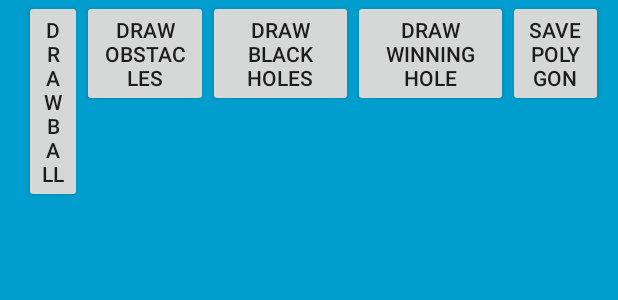
After one commit to stevanmilic/android-ball-game, an Android app: the layout activity_polygon.xml on its own in the app's theme, with its tools: preview values and no code run, on a phone screen of 412 x 824 dp. The commit adds this screen. Shown: the top 300 px of the screen. Run offline under Robolectric (Android 15) with nearby library versions, the phone set to English and light mode, and no system bars.

Commit message:
Polygon creation toolbar added

```diff
--- a/app/src/main/AndroidManifest.xml
+++ b/app/src/main/AndroidManifest.xml
@@ -15,8 +15,10 @@
                 <category android:name="android.intent.category.LAUNCHER"/>
             </intent-filter>
         </activity>
-        <activity android:name=".polygon.controller.PolygonController"/>
-        <activity android:name=".game.controller.GameController" android:hardwareAccelerated="true"/>
+        <activity android:name=".polygon.controller.PolygonActivity"
+                  android:theme="@style/Theme.AppCompat.Light.NoActionBar.FullScreen"/>
+        <activity android:name=".game.controller.GameActivity"
+                  android:hardwareAccelerated="true"/>
         <activity android:name=".statistics.controller.StatisticsActivity"/>
         <activity android:name=".settings.SettingsActivity"/>
     </application>
--- a/app/src/main/java/rs/etf/ms130329/ballgame/game/controller/GameController.java
+++ b/app/src/main/java/rs/etf/ms130329/ballgame/game/controller/GameActivity.java
@@ -30,7 +30,7 @@ import rs.etf.ms130329.ballgame.game.model.GameModel;
 import rs.etf.ms130329.ballgame.game.view.GameSurfaceView;
 import rs.etf.ms130329.ballgame.statistics.controller.StatisticsActivity;
 
-public class GameController extends Activity implements SensorEventListener, Observer {
+public class GameActivity extends Activity implements SensorEventListener, Observer {
 
     GameModel gameModel;
     GameSurfaceView gameSurfaceView;
--- a/app/src/main/java/rs/etf/ms130329/ballgame/game/view/GameSurfaceView.java
+++ b/app/src/main/java/rs/etf/ms130329/ballgame/game/view/GameSurfaceView.java
@@ -42,13 +42,13 @@ public class GameSurfaceView extends SurfaceView implements SurfaceHolder.Callba
         return polygon.getName();
     }
 
-    public void setBallToStartingPosition() {
+    public synchronized void setBallToStartingPosition() {
         polygon.getBall().resetPosition();
         BallStateObservable.getInstance().setRunningState();
         startWorkerThread();
     }
 
-    public void update(float[] s, float dT) {
+    public synchronized void update(float[] s, float dT) {
         List<Collision> collisionList = new LinkedList<>();
 
         for (Collidable collidable : polygon.getCollidablesObjects()) {
--- a/app/src/main/java/rs/etf/ms130329/ballgame/polygon/view/PolygonView.java
+++ b/app/src/main/java/rs/etf/ms130329/ballgame/polygon/view/PolygonView.java
@@ -1,8 +1,9 @@
 package rs.etf.ms130329.ballgame.polygon.view;
 
 import android.content.Context;
-import android.content.SharedPreferences;
 import android.graphics.Canvas;
+import android.support.v4.content.ContextCompat;
+import android.util.AttributeSet;
 import android.view.View;
 
 import rs.etf.ms130329.ballgame.R;
@@ -20,8 +21,8 @@ import rs.etf.ms130329.ballgame.engine.objects.WinningHole;
 
 public class PolygonView extends View {
 
+    Context context;
     Polygon polygon;
-    SharedPreferences sharedPreferences;
 
     public Polygon getPolygon() {
         return polygon;
@@ -30,6 +31,13 @@ public class PolygonView extends View {
     public PolygonView(Context context) {
         super(context);
         polygon = new Polygon();
+        this.context = context;
+    }
+
+    public PolygonView(Context context, AttributeSet attributeSet) {
+        super(context, attributeSet);
+        polygon = new Polygon();
+        this.context = context;
     }
 
     @Override
@@ -45,13 +53,13 @@ public class PolygonView extends View {
     }
 
     private void drawSurface(int width, int height) {
-        Box box = new Box(getResources().getColor(R.color.box), width, height);
+        Box box = new Box(ContextCompat.getColor(context, R.color.box), width, height);
         polygon.setBox(box);
     }
 
     public boolean drawBall(float x, float y, int ballRadius) {
 
-        Ball ball = new Ball(getResources().getColor(R.color.ball), x, y, ballRadius);
+        Ball ball = new Ball(ContextCompat.getColor(context, R.color.ball), x, y, ballRadius);
 
         boolean isValidDraw = polygon.setBall(ball);
         if (isValidDraw) {
@@ -61,9 +69,9 @@ public class PolygonView extends View {
         return isValidDraw;
     }
 
-    public boolean drawObstacle(float x, float y,int obstacleWidth, int obstacleHeight) {
+    public boolean drawObstacle(float x, float y, int obstacleWidth, int obstacleHeight) {
 
-        Obstacle obstacle = new Obstacle(getResources().getColor(R.color.obstacle), x, y, obstacleWidth, obstacleHeight);
+        Obstacle obstacle = new Obstacle(ContextCompat.getColor(context, R.color.obstacle), x, y, obstacleWidth, obstacleHeight);
 
         boolean isValidDraw = polygon.addObstacle(obstacle);
         if (isValidDraw) {
@@ -73,7 +81,7 @@ public class PolygonView extends View {
     }
 
     public boolean drawBlackHole(float x, float y, int blackHoleRadius) {
-        BlackHole blackHole = new BlackHole(getResources().getColor(R.color.black_hole), x, y, blackHoleRadius);
+        BlackHole blackHole = new BlackHole(ContextCompat.getColor(context, R.color.black_hole), x, y, blackHoleRadius);
         boolean isValidDraw = polygon.addBlackHole(blackHole);
         if (isValidDraw) {
             invalidate();
@@ -82,7 +90,7 @@ public class PolygonView extends View {
     }
 
     public boolean drawWinningHole(float x, float y, int winningHoleRadius) {
-        WinningHole winningHole = new WinningHole(getResources().getColor(R.color.winning_hole), x, y, winningHoleRadius);
+        WinningHole winningHole = new WinningHole(ContextCompat.getColor(context, R.color.winning_hole), x, y, winningHoleRadius);
         boolean isValidDraw = polygon.setWinningHole(winningHole);
         if (isValidDraw) {
             invalidate();
--- a/app/src/main/java/rs/etf/ms130329/ballgame/statistics/controller/StatisticsActivity.java
+++ b/app/src/main/java/rs/etf/ms130329/ballgame/statistics/controller/StatisticsActivity.java
@@ -15,7 +15,7 @@ import android.widget.TextView;
 
 import rs.etf.ms130329.ballgame.R;
 import rs.etf.ms130329.ballgame.database.ScoreContract.ScoreEntry;
-import rs.etf.ms130329.ballgame.game.controller.GameController;
+import rs.etf.ms130329.ballgame.game.controller.GameActivity;
 import rs.etf.ms130329.ballgame.statistics.model.StatisticsModel;
 
 public class StatisticsActivity extends AppCompatActivity implements AdapterView.OnItemClickListener{
@@ -49,7 +49,7 @@ public class StatisticsActivity extends AppCompatActivity implements AdapterView
         if (extras == null) {
             setPolygonListState(this);
         } else {
-            currentPolygonName = extras.getString(GameController.STATISTICS_PARAMETER_KEY);
+            currentPolygonName = extras.getString(GameActivity.STATISTICS_PARAMETER_KEY);
             setPolygonStatisticsState(this, true);
         }
 
@@ -104,6 +104,7 @@ public class StatisticsActivity extends AppCompatActivity implements AdapterView
             Cursor cursor = (Cursor) parent.getItemAtPosition(position);
             currentPolygonName = cursor.getString(cursor.getColumnIndex(ScoreEntry.COLUMN_NAME_POLYGON_NAME));
             setPolygonStatisticsState(parent.getContext(), false);
+            invalidateOptionsMenu();
         }
     }
 
--- /dev/null
+++ b/app/src/main/res/layout/activity_polygon.xml
@@ -0,0 +1,66 @@
+<?xml version="1.0" encoding="utf-8"?>
+<RelativeLayout xmlns:android="http://schemas.android.com/apk/res/android"
+                android:layout_width="match_parent"
+                android:layout_height="match_parent"
+                android:orientation="horizontal">
+
+    <android.support.v7.widget.Toolbar xmlns:android="http://schemas.android.com/apk/res/android"
+                                       android:id="@+id/polygon_toolbar"
+                                       android:layout_width="match_parent"
+                                       android:layout_height="wrap_content"
+                                       android:elevation="4dp"
+                                       android:visibility="visible"
+                                       android:layout_alignParentEnd="true">
+
+        <LinearLayout
+            android:layout_width="wrap_content"
+            android:layout_height="wrap_content">
+
+            <Button
+                android:id="@+id/draw_ball_button"
+                android:layout_width="wrap_content"
+                android:layout_weight="1"
+                android:layout_height="wrap_content"
+                android:text="@string/draw_ball_button"/>
+
+            <Button
+                android:id="@+id/draw_obstacle_button"
+                android:layout_width="wrap_content"
+                android:layout_weight="1"
+                android:layout_height="wrap_content"
+                android:text="@string/draw_obstacles_button"/>
+
+            <Button
+                android:id="@+id/draw_black_hole_button"
+                android:layout_width="wrap_content"
+                android:layout_weight="1"
+                android:layout_height="wrap_content"
+                android:text="@string/draw_black_holes_button"/>
+
+            <Button
+                android:id="@+id/draw_winning_hole_button"
+                android:layout_width="wrap_content"
+                android:layout_weight="1"
+                android:layout_height="wrap_content"
+                android:text="@string/draw_winning_hole_button"/>
+
+            <Button
+                android:id="@+id/save_polygon_button"
+                android:layout_width="wrap_content"
+                android:layout_weight="1"
+                android:layout_height="wrap_content"
+                android:layout_marginEnd="10dp"
+                android:text="@string/save_polygon_button"/>
+
+
+
+        </LinearLayout>
+
+    </android.support.v7.widget.Toolbar>
+
+    <rs.etf.ms130329.ballgame.polygon.view.PolygonView
+        android:id="@+id/polygon_view"
+        android:layout_width="wrap_content"
+        android:layout_height="wrap_content"/>
+
+</RelativeLayout>
--- a/app/src/main/res/values/strings.xml
+++ b/app/src/main/res/values/strings.xml
@@ -38,4 +38,10 @@
     <string name="input_player_name">Enter your name</string>
     <string name="delete">Delete</string>
     <string name="delete_polygon_dialog">Delete Polygon</string>
+    <string name="draw_ball_button">Draw ball</string>
+    <string name="draw_obstacles_button">Draw obstacles</string>
+    <string name="draw_black_holes_button">Draw black holes</string>
+    <string name="draw_winning_hole_button">Draw winning hole</string>
+    <string name="save_polygon_button">Save Polygon</string>
+    <string name="toolbar_info">Choose object to draw…With Long Click you can toggle toolbar</string>s
 </resources>
--- a/app/src/main/res/values/styles.xml
+++ b/app/src/main/res/values/styles.xml
@@ -8,4 +8,8 @@
         <item name="colorAccent">@color/colorAccent</item>
     </style>
 
+    <style name="Theme.AppCompat.Light.NoActionBar.FullScreen" parent="@style/Theme.AppCompat.Light.NoActionBar">
+        <item name="android:windowFullscreen">true</item>
+        <item name="android:windowContentOverlay">@null</item>
+    </style>
 </resources>
```
Also changed, not shown: app/src/main/java/rs/etf/ms130329/ballgame/MainActivity.java (+4 -4 lines), app/src/main/java/rs/etf/ms130329/ballgame/polygon/controller/PolygonActivity.java (added, +256 -0 lines), app/src/main/java/rs/etf/ms130329/ballgame/polygon/controller/PolygonController.java (deleted, +0 -195 lines).
